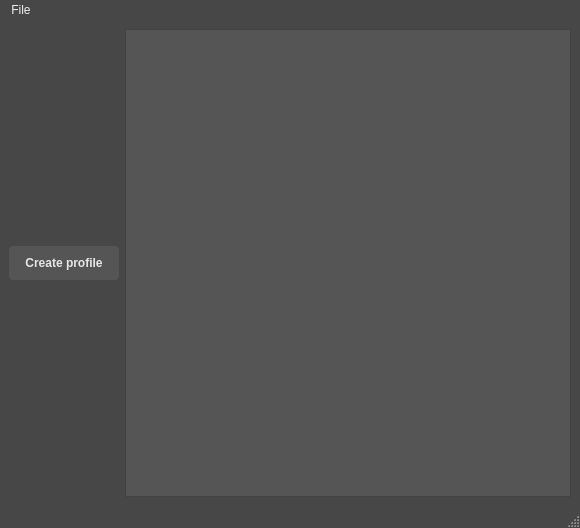
Before: the Qt Designer form UI/Main.ui in Stefan12321/account_manager, drawn with Qt 5.
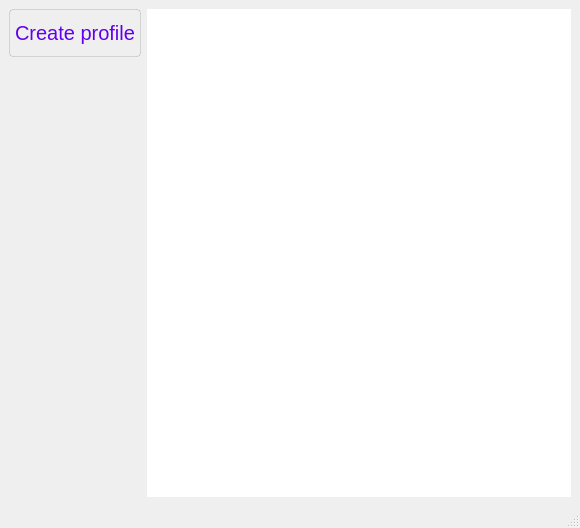
After: the same form once the commit is applied. Icons and pictures are not drawn.

```diff
--- a/UI/Main.ui
+++ b/UI/Main.ui
@@ -14,29 +14,57 @@
    <string>MainWindow</string>
   </property>
   <property name="styleSheet">
-   <string notr="true">QFrame,QDialog,QMainWindow{background:#474747}QSplitter,QMainWindow::separator{background:#474747}QStatusBar{background:#474747;color:#ccc}QTabWidget{border:0}QTabBar{background:#474747;color:#ccc}QMdiArea QTabBar,QMdiArea QTabWidget,QMdiArea QTabWidget::pane,QMdiArea QTabWidget::tab-bar,QMdiArea QTabBar::tab{height:17px}QMdiArea QTabBar::tab:top:!selected,QMdiArea QTabBar::tab:top:selected,QMdiArea QTabBar::tab:top:!selected:hover{border-top-left-radius:4px;border-top-right-radius:4px;padding:2px 8px;padding-top:0;padding-bottom:3px;min-width:8ex;border:1px solid #333;border-bottom:0}QMdiArea QTabBar::tab:top:!selected,QMdiArea QTabBar::tab:top:!selected:hover{background:qlineargradient(x1 : 0,y1 : 0,x2 : 0,y2 : 1,stop : 0 #6d6d6d,stop : .1 #474747,stop : .89 #3f3f3f,stop : 1 #3f3f3f)}QMdiArea QTabBar::tab:top:selected{background:qlineargradient(x1 : 0,y1 : 0,x2 : 0,y2 : 1,stop : 0 #878787,stop : .1 #545454,stop : .89 #474747,stop : 1 #474747)}QMdiArea QTabBar::tab:top:!selected:hover{background:qlineargradient(x1 : 0,y1 : 0,x2 : 0,y2 : 1,stop : 0 #727272,stop : .1 #4c4c4c,stop : .89 #444,stop : 1 #444)}QMdiArea QTabBar QToolButton{background:qlineargradient(x1 : 0,y1 : 0,x2 : 0,y2 : 1,stop : 0 #878787,stop : .1 #616161,stop : .89 #4f4f4f,stop : 1 #4f4f4f);border:1px solid #333;border-radius:0}QMdiArea QTabBar QToolButton::left-arrow{image:url(&quot;:icons/small_arrow_left-light.png&quot;)}QMdiArea QTabBar QToolButton::right-arrow{image:url(&quot;:icons/small_arrow_right-light.png&quot;)}QMdiArea QTabBar::close-button:selected{image:url(&quot;:icons/tab_close_btn.png&quot;);origin:border;subcontrol-origin:border;subcontrol-position:right bottom}QMdiArea QTabBar::close-button:!selected{image:url(&quot;:icons/tab_close_nonselected_btn.png&quot;)}QMdiSubWindow{border-size:1px;border-style:solid;background:#616161}QTabBar::tab:selected,QTabBar::tab:hover{color:#eee}QDockWidget{color:#ddd;font-weight:bold;titlebar-close-icon:url(&quot;:icons/docktitle-close-btn-light.png&quot;);titlebar-normal-icon:url(&quot;:icons/docktitle-normal-btn-light.png&quot;)}QDockWidget::title{background:qlineargradient(x1 : 0,y1 : 0,x2 : 0,y2 : 1,stop : 0 #3b3b3b,stop : 1 #2e2e2e);padding-top:4px;padding-right:22px;font-weight:bold}QDockWidget::close-button,QDockWidget::float-button{subcontrol-position:top right;subcontrol-origin:margin;text-align:center;icon-size:16px;width:14px;position:absolute;top:0;bottom:0;left:0;right:4px}QDockWidget::close-button{right:4px}QDockWidget::float-button{right:18px}QMenuBar{background:#474747}QMenuBar::item{spacing:3px;padding:3px 5px;color:#eee;background:transparent}QMenuBar::item:selected,QMenuBar::item:pressed{background:#4f9eee}QMenu{background:#474747;border:1px solid #2e2e2e}QMenu::item{background:#474747;color:#eee}QMenu::item:selected{background:#616161}QMenu::active{background:#616161;color:#eee}QMenu::separator{height:1px;background:#2e2e2e}QMenu::disabled,QMenu::item:disabled{color:#6e6e6e}QListView{background-color:#555;alternate-background-color:#434343}QListView::item{height:22px;color:#e6e6e6}QListView::item:hover{background:#6e6e6e}QListView::item::active:hover{color:#fff}QListView::item:selected,QListView::item::active:selected{color:#fff;background:qlineargradient(x1 : 0,y1 : 0,x2 : 0,y2 : 1,stop : 0 #4f9eee,stop : 1 #2084ea);border:0}QPushButton{color:#e6e6e6;background:#555;border-color:#141414}QLabel{color:#e6e6e6}QLineEdit,QTextEdit{color:#e6e6e6;background:#5a5a5a}QLineEdit{border:1px solid #3a3a3a;border-radius:2px;padding:1px 2px}QDMNodeContentWidget{background:transparent;}QDMNodeContentWidget QFrame{background:transparent}QDMNodeContentWidget QTextEdit{background:#666}QDMNodeContentWidget QLabel{color:#e0e0e0}QGraphicsView{selection-background-color:#fff}
-
-QPushButton {
-  text-transform: uppercase;
-  margin: 0px;
-  padding: 0px 16px;
-  height: 34px;
-  min-height: 34px;
-  max-height: 34px;
-  font-weight: bold;
-  border-radius: 4px;
+   <string notr="true">QDialogButtonBox,QPushButton{
+height: 36px;
+border: 1px solid;
+border-radius: 4px;
+border-color:  rgba(0, 0, 0, 0.12);
+color: #6200ee;
+font: &quot;Roboto&quot;;
+font-size: 20px;
+padding: 5px
 }
 
-</string>
+QListWidget{
+border: none;
+
+}</string>
   </property>
   <widget class="QWidget" name="centralwidget">
    <layout class="QHBoxLayout" name="horizontalLayout">
     <item>
-     <widget class="QPushButton" name="CreateAccountButton">
-      <property name="text">
-       <string>Create profile</string>
-      </property>
-     </widget>
+     <layout class="QVBoxLayout" name="verticalLayout">
+      <item>
+       <widget class="QPushButton" name="CreateAccountButton">
+        <property name="font">
+         <font>
+          <pointsize>-1</pointsize>
+          <italic>false</italic>
+          <bold>false</bold>
+         </font>
+        </property>
+        <property name="styleSheet">
+         <string notr="true"/>
+        </property>
+        <property name="text">
+         <string>Create profile</string>
+        </property>
+       </widget>
+      </item>
+      <item>
+       <spacer name="verticalSpacer">
+        <property name="orientation">
+         <enum>Qt::Vertical</enum>
+        </property>
+        <property name="sizeHint" stdset="0">
+         <size>
+          <width>20</width>
+          <height>40</height>
+         </size>
+        </property>
+       </spacer>
+      </item>
+     </layout>
     </item>
     <item>
      <widget class="QListWidget" name="listWidget"/>
@@ -49,15 +77,9 @@
      <x>0</x>
      <y>0</y>
      <width>580</width>
-     <height>23</height>
+     <height>22</height>
     </rect>
    </property>
-   <widget class="QMenu" name="menuFile">
-    <property name="title">
-     <string>File</string>
-    </property>
-   </widget>
-   <addaction name="menuFile"/>
   </widget>
   <widget class="QStatusBar" name="statusbar"/>
   <action name="actionSave">
```
Left out of the diff: 8 changed lines with no effect on the pictures.
